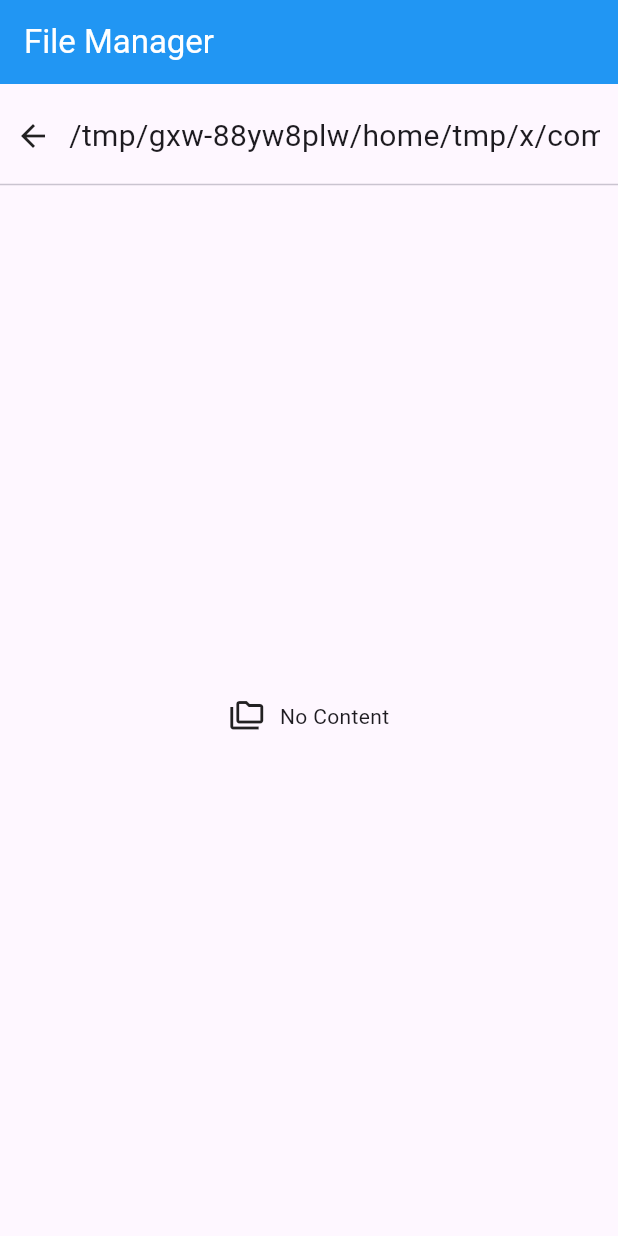
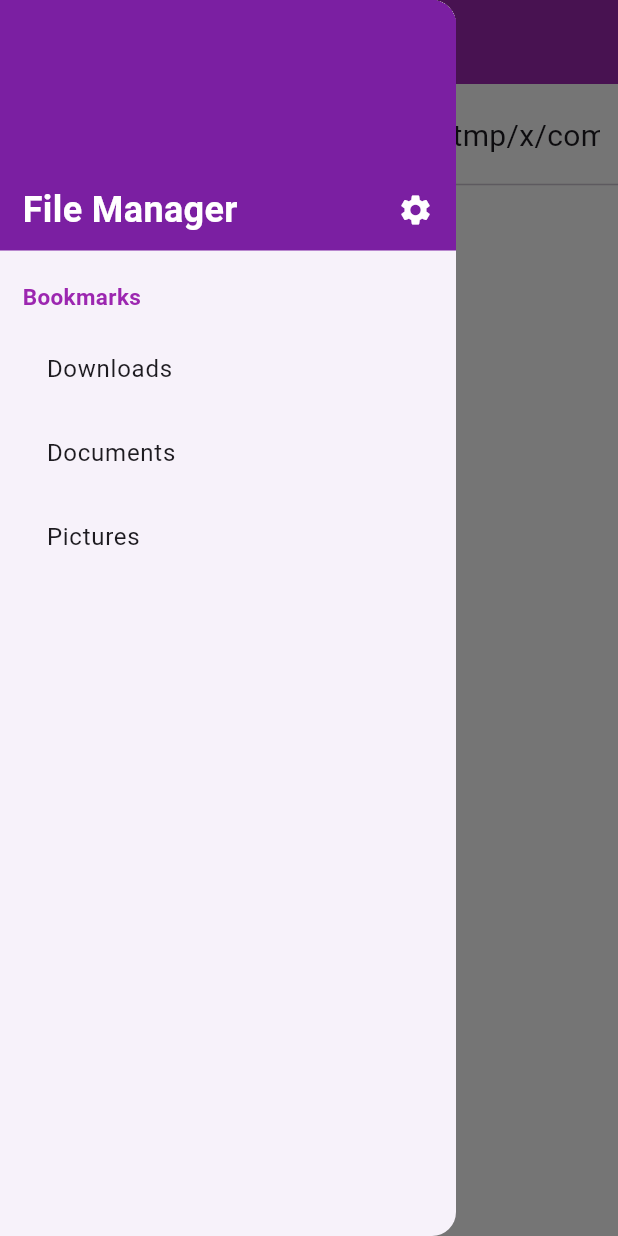
Before and after one commit to mighty2code/file-manager, a Flutter app: the screen it shows after launch, with the side drawer open (before the commit the screen has no drawer), on a phone screen of 412 x 824 dp. Run offline on Flutter 3.47's test engine with Material 3 defaults, Android fonts, the phone set to English and light mode, and no system bars; our stand-ins replace bloc, device_info_plus, flutter_bloc, open_file, permission_handler; missing offline and left inert: pretty_bloc_observer; statements that could not run were skipped.

Commit message:
Changes: 1. Added Archive functionality. 2. Added Refresh screen functionality. 3. Adder drawer and On select menu.

```diff
--- a/lib/bussiness_logic/bloc/file_manager_event.dart
+++ b/lib/bussiness_logic/bloc/file_manager_event.dart
@@ -30,11 +30,14 @@ final class UnselectEntityEvent extends FileManagerEvent {
 final class SelectAllEntityEvent extends FileManagerEvent {}
 final class UnselectAllEntityEvent extends FileManagerEvent {}
 
+final class ShareEvent extends FileManagerEvent {}
 final class CopyEvent extends FileManagerEvent {}
 final class MoveEvent extends FileManagerEvent {}
 final class DeleteEvent extends FileManagerEvent {}
+final class PasteEvent extends FileManagerEvent {}
 
-final class PasteEvent extends FileManagerEvent {}
+final class ArchiveEvent extends FileManagerEvent {}
+final class ExtractFileEvent extends FileManagerEvent {}
 
 final class RefreshEvent extends FileManagerEvent {}
 
--- a/lib/constants/app_colors.dart
+++ b/lib/constants/app_colors.dart
@@ -1,7 +1,7 @@
 import 'package:flutter/material.dart';
 
 class AppColors {
-  static const appColor = Colors.blue;
+  static const appColor = Colors.purple;
   static const white = Colors.white;
   static const black = Colors.black;
   static const grey = Colors.grey;
--- a/lib/main.dart
+++ b/lib/main.dart
@@ -20,7 +20,7 @@ class FileManagerApp extends StatelessWidget {
     return MaterialApp(
       debugShowCheckedModeBanner: false,
       home: PageView(
-        children: [
+        children: const [
           FileManagerScreen(),
           // FileManagerScreen(),
         ],
--- a/lib/presentation/file_manager_screen.dart
+++ b/lib/presentation/file_manager_screen.dart
@@ -2,7 +2,9 @@ import 'dart:io';
 import 'package:file_manager/constants/app_colors.dart';
 import 'package:file_manager/presentation/clip_board_menu.dart';
 import 'package:file_manager/widgets/file_manager_list_tile.dart';
+import 'package:flutter/cupertino.dart';
 import 'package:flutter/material.dart';
+import 'package:flutter/widgets.dart';
 import 'package:flutter_bloc/flutter_bloc.dart';
 import 'package:file_manager/bussiness_logic/bloc/file_manager_bloc.dart';
 
@@ -25,7 +27,46 @@ class FileManagerScreen extends StatelessWidget {
               title: const Text("File Manager",
                   style: TextStyle(color: AppColors.white)),
               backgroundColor: AppColors.appColor,
+              iconTheme: const IconThemeData(color: AppColors.white),
             ),
+            backgroundColor: AppColors.white,
+
+            drawer: Drawer(
+              child: Column(
+                children: [
+                  Container(
+                    height: 167,
+                    color: AppColors.appColor.shade700,
+                    padding: const EdgeInsets.only(bottom: 10, left: 15, right: 15),
+                    child: const Column(
+                      mainAxisAlignment: MainAxisAlignment.end,
+                      children: [
+                        Row(
+                          mainAxisAlignment: MainAxisAlignment.spaceBetween,
+                          children: [
+                            Text('File Manager', style: TextStyle(fontSize: 24, color: AppColors.white, fontWeight: FontWeight.w600)),
+                            Icon(Icons.settings, color: AppColors.white)
+                          ],
+                        ),
+                      ],
+                    ),
+                  ),
+
+                  const Padding(
+                    padding: EdgeInsets.only(top: 20, left: 15),
+                    child: Column(
+                      crossAxisAlignment: CrossAxisAlignment.start,
+                      children: [
+                      Text('Bookmarks', style: TextStyle(fontSize: 15, color: AppColors.appColor, fontWeight: FontWeight.w600)),
+                      SizedBox(height: 10),
+                      ListTile(title: Text('Downloads')),
+                      ListTile(title: Text('Documents')),
+                      ListTile(title: Text('Pictures')),
+                    ]),
+                  ),
+                ]),
+            ),
+
             body: BlocBuilder<FileManagerBloc, FileManagerState>(
                 builder: (context, state) {
               if (state is FileManagerError) {
@@ -71,9 +112,21 @@ class FileManagerScreen extends StatelessWidget {
                         alignment: Alignment.center,
                         children: [
                           state is FileManagerLoading
-                              ? const CircularProgressIndicator()
+                              ? const Row(
+                                mainAxisAlignment: MainAxisAlignment.center,
+                                children: [
+                                  CircularProgressIndicator(color: AppColors.appColor),
+                                ],
+                              )
                               : state is FileManagerShowList || state is FileManagerPasteState
-                                  ? ListView.builder(
+                                  ? RefreshIndicator(
+                                    color: AppColors.appColor,
+                                    onRefresh: () => Future.delayed(
+                                      const Duration(seconds: 1), () {
+                                        bloc.add(RefreshEvent());
+                                      }
+                                    ),
+                                    child: ListView.builder(
                                         padding: const EdgeInsets.only(bottom: 70),
                                         itemCount: bloc.entities.length,
                                         itemBuilder: (context, index) {
@@ -95,6 +148,7 @@ class FileManagerScreen extends StatelessWidget {
                                                 .contains(entity) || bloc.clipBoardEntities.contains(entity),
                                           );
                                         },
+                                      ),
                                   )
                                   : state is FileManagerEmpty
                                       ? const Row(
--- a/lib/utils/file_utils.dart
+++ b/lib/utils/file_utils.dart
@@ -1,14 +1,15 @@
 import 'dart:io';
 import 'package:flutter/foundation.dart';
 import 'package:path/path.dart' as p;
+import 'package:archive/archive.dart';
+import 'package:archive/archive_io.dart';
 
 class FileUtils {
-  static bool isApkFile(File file) {
-    // Extract the file extension and convert it to lowercase
-    final ext = p.extension(file.path).toLowerCase();
-    // Check if it's an APK file (Android application package)
-    return ext == '.apk';
-  }
+  /// Check if file is an APK file (Android application package)
+  static bool isApkFile(File file) => p.extension(file.path).toLowerCase() == '.apk';
+
+  /// Check if file is a Zip file (Zip Archive)
+  static bool isZipFile(File file) => p.extension(file.path).toLowerCase() == '.zip';
 
   static Future<void> cloneDirectory({required Directory source, required Directory destination}) async {
     try {
@@ -26,36 +27,6 @@ class FileUtils {
       }
     } catch (e) {
       debugPrint('Error occurred while cloning directory: $e');
-    }
-  }
-
-  static Future<void> cloneDirectory0({required Directory source, required Directory destination}) async {
-    try {
-      if (await source.exists()) {
-        // Create the destination directory if it doesn't exist
-        // if (!(await destination.exists())) {
-        //   await destination.create(recursive: true);
-        // }
-        // Get the list of files and directories in the source directory
-        var entities = source.listSync(recursive: false);
-
-        for (var entity in entities) {
-          // If the entity is a directory, recursively clone it
-          if (entity is Directory) {
-            await cloneDirectory(source: entity, destination: Directory(entity.path.replaceFirst(source.parent.path, destination.path)));
-            // await cloneDirectory(source: entity, destination: Directory('${destination.path}/${entity.uri.pathSegments.last}'));
-          }
-          // If the entity is a file, clone it using the cloneFile function
-          else if (entity is File) {
-            await cloneFile(source: entity, destination: File(entity.path.replaceFirst(source.parent.path, destination.path)));
-            // await cloneFile(source: entity, destination: File('${destination.path}/${entity.uri.pathSegments.last}'));
-          }
-        }
-      } else {
-        debugPrint("Error: Source directory does not exist.");
-      }
-    } catch (e) {
-      debugPrint('Error occurred while cloning diectory: $e');
     }
   }
 
@@ -81,4 +52,69 @@ class FileUtils {
       debugPrint('Error occurred while cloning file: $e');
     }
   }
+
+  static Future<File> zipFiles(List<FileSystemEntity> entities, File zipFile) async {
+    try {
+      final archive = Archive();
+      for (var entity in entities) {
+        if (entity is File) {
+          await _addFileToArchive(archive, entity, entity.parent.path);
+        } else if (entity is Directory) {
+          await _addDirectoryToArchive(archive, entity, entity.parent.path);
+        }
+      }
+      // Encode the archive to ZIP format
+      final zipData = ZipEncoder().encode(archive);
+      // Write the ZIP data to the file
+      await zipFile.writeAsBytes(zipData);
+      debugPrint('Entities zipped successfully..');
+    } catch (e) {
+      debugPrint('Error occurred while zipping entities: $e');
+    }
+    return zipFile;
+  }
+
+  static Future<void> _addFileToArchive(Archive archive, File file, String rootPath) async {
+    final fileData = await file.readAsBytes();
+    var relativePath = p.relative(file.path, from: rootPath);
+    archive.addFile(ArchiveFile(relativePath, fileData.length, fileData));
+    debugPrint('Item Added: ${file.path} to [$relativePath]');
+  }
+
+  static Future<void> _addDirectoryToArchive(Archive archive, Directory directory, String rootPath) async {
+    archive.add(ArchiveFile.directory(p.relative(directory.path, from: rootPath)));
+    final entities = directory.listSync(recursive: false);
+
+    for (var entity in entities) {
+      if (entity is File) {
+        await _addFileToArchive(archive, entity, rootPath);
+      } else if(entity is Directory) {
+        await _addDirectoryToArchive(archive, entity, rootPath);
+      }
+    }
+  }
+
+  static Future<void> unZipFile(File zipFile, String extractToPath) async {
+    try {
+      final bytes = await zipFile.readAsBytes();
+      final Archive archive = ZipDecoder().decodeBytes(bytes);
+
+      for (final ArchiveFile file in archive) {
+        final String filename = file.name;
+        final String destinationPath = p.join(extractToPath, filename);
+
+        if (file.isFile) {
+          final data = file.content as List<int>;
+          final outFile = File(destinationPath);
+          await outFile.create(recursive: true);
+          await outFile.writeAsBytes(data);
+        } else {
+          await Directory(destinationPath).create(recursive: true);
+        }
+      }
+      debugPrint('File unzipped successfully..');
+    } catch (e) {
+      debugPrint('Error occurred while unzipping file [${zipFile.path}]: $e');
+    }
+  }
 }
--- a/pubspec.yaml
+++ b/pubspec.yaml
@@ -7,6 +7,7 @@ environment:
   sdk: '>=3.3.0 <4.0.0'
 
 dependencies:
+  archive: ^4.0.3
   bloc: ^8.1.4
   device_info_plus: ^10.1.2
   flutter:
```
Also changed, not shown: lib/bussiness_logic/bloc/file_manager_bloc.dart (+58 -10 lines), lib/presentation/clip_board_menu.dart (+47 -1 lines), lib/utils/extensions.dart (added, +29 -0 lines), lib/widgets/file_manager_list_tile.dart (+4 -4 lines), 1 other file. Lines whose indentation alone changed are shown as unchanged.
